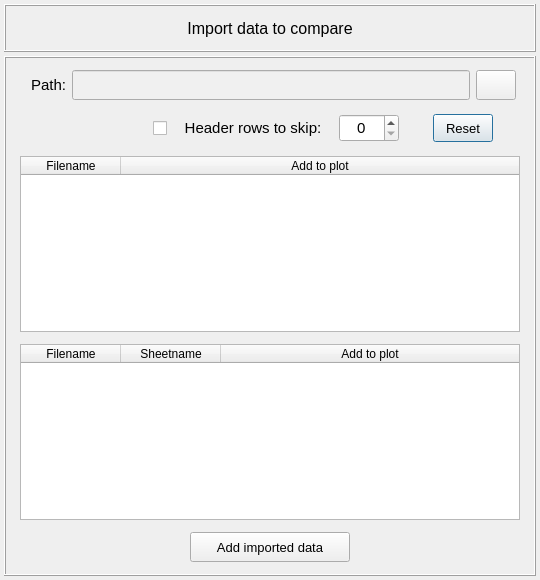
Qt form pulse/interface/data/ui_files/data_handler/import_data_to_compare.ui (open-pulse/OpenPulse) before a commit.
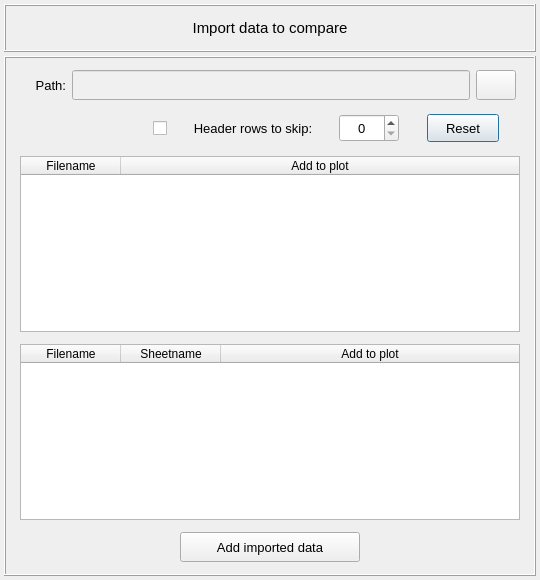
The same form after that commit. Icons and pictures are not drawn.

Commit message: Fixes the import data bug

```diff
--- a/pulse/interface/data/ui_files/data_handler/import_data_to_compare.ui
+++ b/pulse/interface/data/ui_files/data_handler/import_data_to_compare.ui
@@ -103,7 +103,7 @@
         <property name="font">
          <font>
           <family>MS Shell Dlg 2</family>
-          <pointsize>12</pointsize>
+          <pointsize>11</pointsize>
           <weight>50</weight>
           <italic>false</italic>
           <bold>false</bold>
@@ -233,13 +233,13 @@
                 <widget class="QPushButton" name="pushButton_reset_imported_data">
                  <property name="minimumSize">
                   <size>
-                   <width>60</width>
+                   <width>72</width>
                    <height>28</height>
                   </size>
                  </property>
                  <property name="maximumSize">
                   <size>
-                   <width>60</width>
+                   <width>72</width>
                    <height>28</height>
                   </size>
                  </property>
@@ -317,7 +317,7 @@
               <property name="font">
                <font>
                 <family>MS Shell Dlg 2</family>
-                <pointsize>11</pointsize>
+                <pointsize>10</pointsize>
                 <weight>50</weight>
                 <italic>false</italic>
                 <bold>false</bold>
@@ -347,7 +347,7 @@
               </property>
               <property name="font">
                <font>
-                <pointsize>11</pointsize>
+                <pointsize>10</pointsize>
                </font>
               </property>
               <property name="alignment">
@@ -618,7 +618,7 @@
               <property name="font">
                <font>
                 <family>MS Shell Dlg 2</family>
-                <pointsize>11</pointsize>
+                <pointsize>10</pointsize>
                 <weight>50</weight>
                 <italic>false</italic>
                 <bold>false</bold>
@@ -757,13 +757,13 @@
              <widget class="QPushButton" name="pushButton_add_imported_data_to_plot">
               <property name="minimumSize">
                <size>
-                <width>160</width>
+                <width>180</width>
                 <height>30</height>
                </size>
               </property>
               <property name="maximumSize">
                <size>
-                <width>160</width>
+                <width>180</width>
                 <height>30</height>
                </size>
               </property>
```
Left out of the diff: 2 changed lines with no effect on the pictures. The commit also changes 8 other files.
